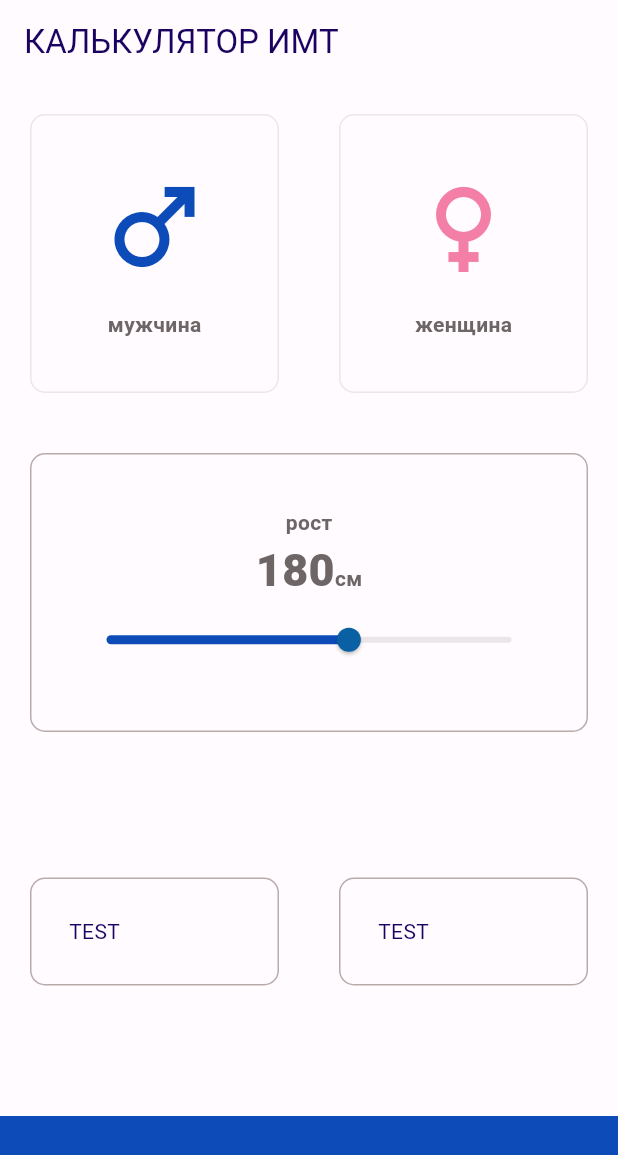
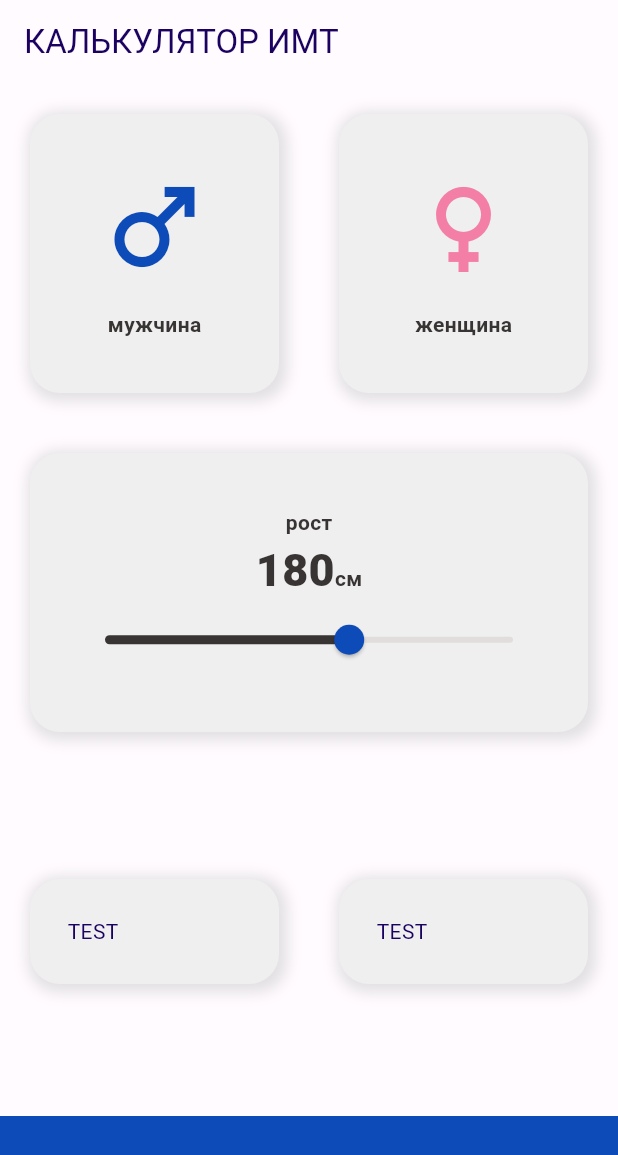
Before and after one commit to leksidev/flutter_bmi_app_by_leksiDev, a Flutter app: the screen it shows after launch, on a phone screen of 412 x 824 dp. Shown: the top 1155 px of the screen. Run offline on Flutter 3.47's test engine with Material 2 defaults, Android fonts, the phone set to English and light mode, and no system bars.

Commit message:
Added new theme for all

```diff
--- a/lib/constants.dart
+++ b/lib/constants.dart
@@ -2,9 +2,9 @@ import 'package:flutter/material.dart';
 
 const kBottomContainerHight = 80.0;
 const kDarkBlueAccentColor = Color.fromARGB(255, 12, 75, 184);
-const kPrimaryColor = Color.fromARGB(255, 186, 171, 171);
+const kPrimaryColor = Color.fromARGB(255, 239, 239, 239);
 const kInactiveColor = Color.fromARGB(68, 186, 171, 171);
-const kLabelColor = Color.fromARGB(255, 110, 102, 102);
+const kLabelColor = Color.fromARGB(255, 57, 52, 52);
 
 const kLabelTextStyle = TextStyle(
   fontSize: 14.0,
--- a/lib/input_page.dart
+++ b/lib/input_page.dart
@@ -104,11 +104,12 @@ class _InputPageState extends State<InputPage> {
                   ),
                   SliderTheme(
                     data: SliderTheme.of(context).copyWith(
-                        activeTrackColor: kDarkBlueAccentColor,
+                        thumbColor: kDarkBlueAccentColor,
+                        activeTrackColor: kLabelColor,
                         inactiveTrackColor: kInactiveColor,
                         overlayColor: const Color.fromARGB(79, 226, 32, 123),
                         thumbShape: const RoundSliderThumbShape(
-                            enabledThumbRadius: 8.0),
+                            enabledThumbRadius: 10.0),
                         overlayShape:
                             const RoundSliderOverlayShape(overlayRadius: 25.0)),
                     child: Slider(
--- a/lib/reusable_card.dart
+++ b/lib/reusable_card.dart
@@ -1,4 +1,5 @@
 import 'package:flutter/material.dart';
+import 'package:flutter_bmi_app/constants.dart';
 
 class ReusableCard extends StatelessWidget {
   const ReusableCard({
@@ -18,8 +19,16 @@ class ReusableCard extends StatelessWidget {
       onTap: onPress,
       child: Container(
         decoration: BoxDecoration(
-          border: cardBorder,
-          borderRadius: BorderRadius.circular(10.0),
+          borderRadius: const BorderRadius.all(Radius.circular(20)),
+          color: kPrimaryColor,
+          boxShadow: [
+            BoxShadow(
+              color: Colors.grey.withOpacity(0.3),
+              spreadRadius: 3,
+              blurRadius: 8,
+              offset: const Offset(2, 2), // changes position of shadow
+            ),
+          ],
         ),
         padding: const EdgeInsets.all(25.0),
         margin: const EdgeInsets.all(20.0),
```
